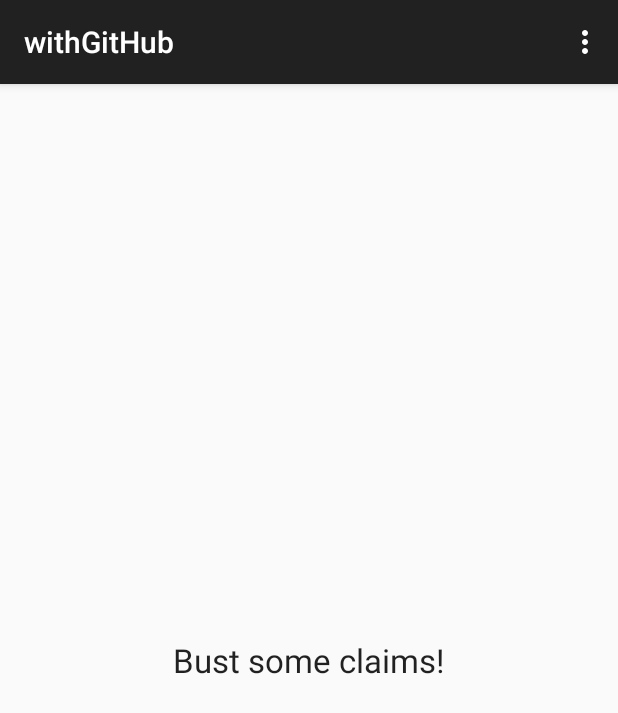
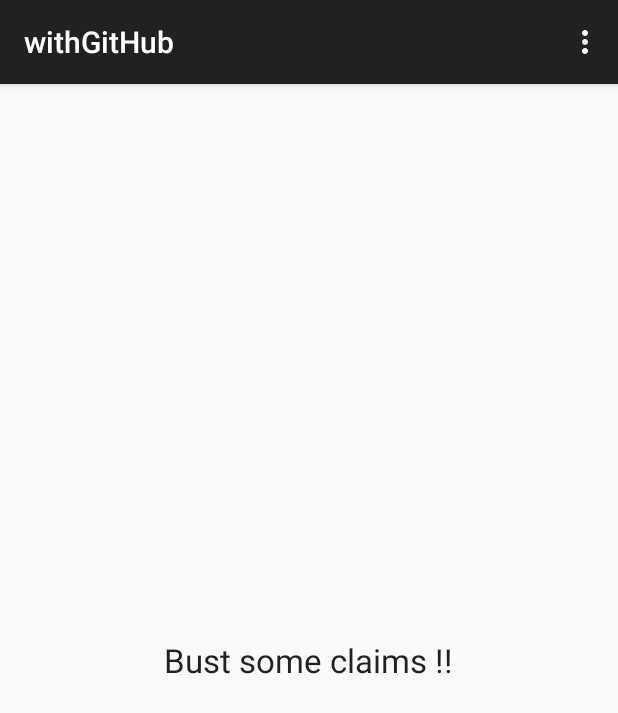
Before and after one commit to Iresha92/youtube.demo, an Android app: the screen it shows after launch (MainActivity), on a phone screen of 412 x 824 dp. Shown: the top 713 px of the screen. Run offline under Robolectric (Android 15) with nearby library versions, the phone set to English and light mode, and no system bars.

Commit message:
more changes to withGitHub-activity_main.xml

```diff
--- a/withGitHub/app/src/main/res/layout/activity_main.xml
+++ b/withGitHub/app/src/main/res/layout/activity_main.xml
@@ -9,7 +9,7 @@
         android:layout_width="wrap_content"
         android:layout_height="wrap_content"
         android:textAppearance="?android:attr/textAppearanceLarge"
-        android:text="Bust some claims!"
+        android:text="Bust some claims !!"
         android:id="@+id/textView"
         android:layout_centerVertical="true"
         android:layout_centerHorizontal="true" />
```
